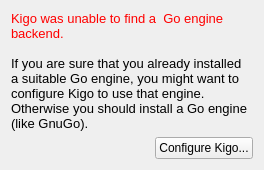
Qt form src/gui/widgets/errorwidget.ui (KDE/kigo) before a commit.
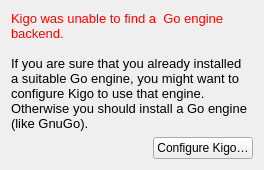
The same form after that commit.

Commit message: Use ellipsis character in UI strings instead of 3 periods

Patch:
```diff
--- a/src/gui/widgets/errorwidget.ui
+++ b/src/gui/widgets/errorwidget.ui
@@ -46,7 +46,7 @@
      <item>
       <widget class="QPushButton" name="configureButton">
        <property name="text">
-        <string>Configure Kigo...</string>
+        <string>Configure Kigo…</string>
        </property>
       </widget>
      </item>
```
